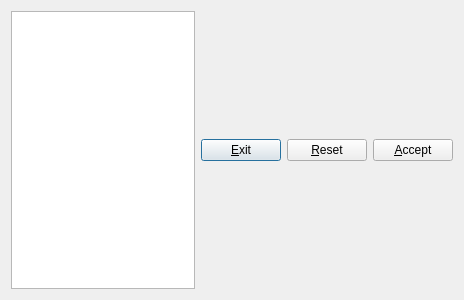
Old version of the form ui/config.ui in the repository burner/pimp.
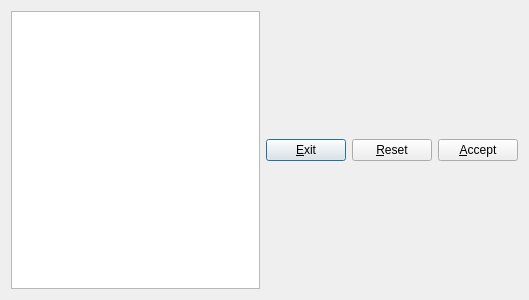
New version of the form.

```diff
--- a/ui/config.ui
+++ b/ui/config.ui
@@ -6,18 +6,24 @@
    <rect>
     <x>0</x>
     <y>0</y>
-    <width>464</width>
+    <width>529</width>
     <height>300</height>
    </rect>
   </property>
   <property name="windowTitle">
    <string>Config</string>
   </property>
-  <layout class="QHBoxLayout" name="horizontalLayout_3">
+  <layout class="QHBoxLayout" name="horizontalLayout_3" stretch="0,1">
    <item>
     <layout class="QHBoxLayout" name="horizontalLayout_2">
      <item>
       <widget class="QTreeWidget" name="treeWidget">
+       <property name="sizePolicy">
+        <sizepolicy hsizetype="Preferred" vsizetype="Minimum">
+         <horstretch>0</horstretch>
+         <verstretch>0</verstretch>
+        </sizepolicy>
+       </property>
        <attribute name="headerVisible">
         <bool>false</bool>
        </attribute>
@@ -31,7 +37,7 @@
     </layout>
    </item>
    <item>
-    <layout class="QVBoxLayout" name="rightLayout">
+    <layout class="QVBoxLayout" name="rightLayout" stretch="0">
      <item>
       <layout class="QHBoxLayout" name="horizontalLayout">
        <item>
```
